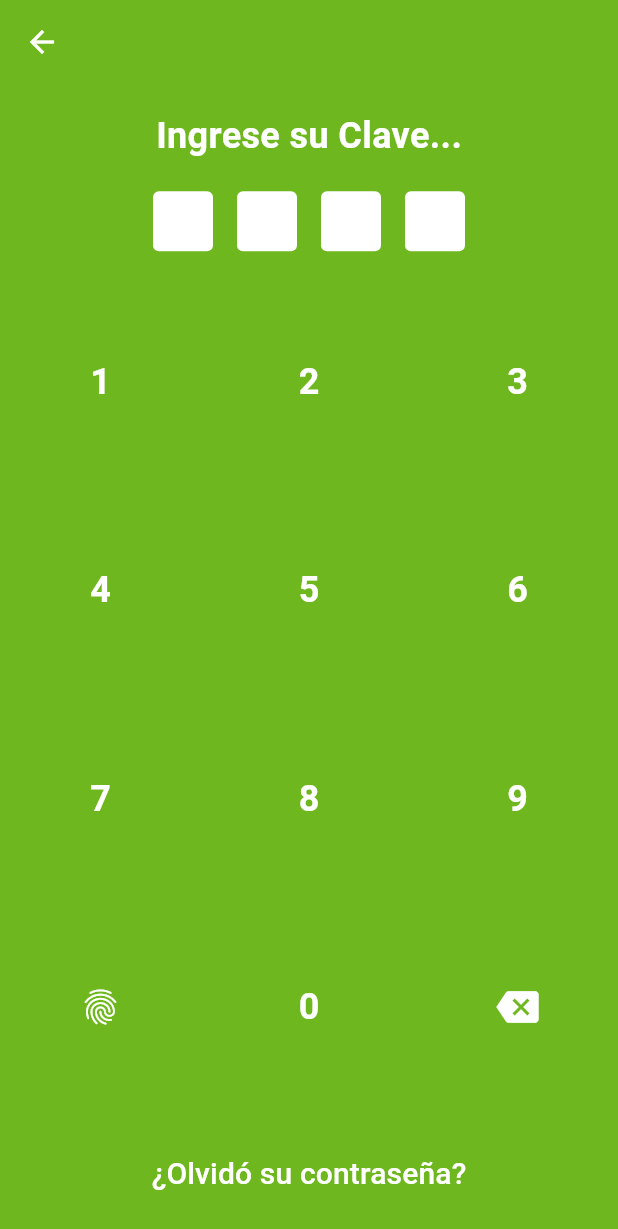
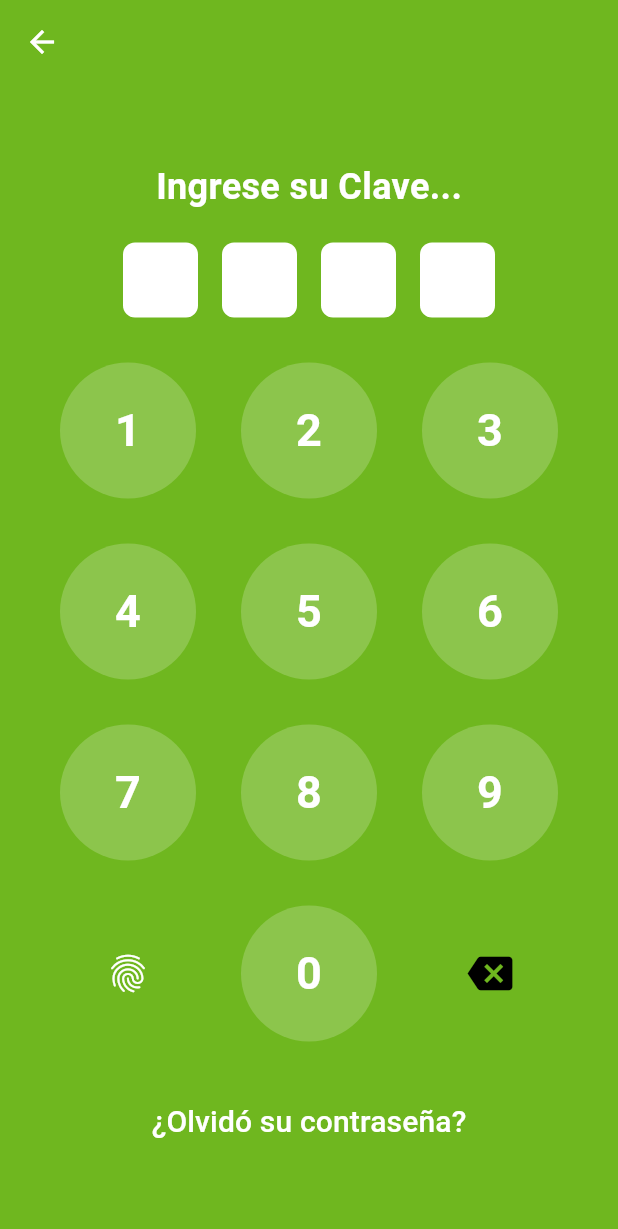
Before and after one commit to JulianArias-Dev/finanpro, a Flutter app: the screen it shows after launch, after a tap on "Ingresar", on a phone screen of 412 x 824 dp. Shown: the top 1229 px of the screen. Run offline on Flutter 3.47's test engine with Material 3 defaults, Android fonts, the phone set to English and light mode, and no system bars; our stand-ins replace get, local_auth.

Commit message:
change login and authentication

```diff
--- a/lib/views/login_screen.dart
+++ b/lib/views/login_screen.dart
@@ -1,5 +1,6 @@
 import 'package:flutter/material.dart';
 import 'package:get/get.dart';
+import 'package:local_auth/local_auth.dart'; // Para autenticación biométrica
 import 'home_screen.dart';
 
 class LoginScreen extends StatefulWidget {
@@ -11,6 +12,21 @@ class LoginScreen extends StatefulWidget {
 
 class _LoginScreenState extends State<LoginScreen> {
   String pin = "";
+  final LocalAuthentication auth = LocalAuthentication();
+
+  Future<void> _authenticate() async {
+    try {
+      bool authenticated = await auth.authenticate(
+        localizedReason: "Escanea tu huella para ingresar",
+        options: const AuthenticationOptions(biometricOnly: true),
+      );
+      if (authenticated) {
+        Get.to(() => const HomeScreen());
+      }
+    } catch (e) {
+      print("Error en autenticación biométrica: $e");
+    }
+  }
 
   void _onKeyPressed(String value) {
     if (value == "backspace") {
@@ -19,13 +35,14 @@ class _LoginScreenState extends State<LoginScreen> {
           pin = pin.substring(0, pin.length - 1);
         }
       });
+    } else if (value == "fingerprint") {
+      _authenticate();
     } else {
       if (pin.length < 4) {
         setState(() {
           pin += value;
         });
         if (pin.length == 4) {
-          // Navegar a HomeScreen cuando el PIN tenga 4 dígitos
           Get.to(() => const HomeScreen());
         }
       }
@@ -35,21 +52,29 @@ class _LoginScreenState extends State<LoginScreen> {
   Widget _buildKeypadButton(String value) {
     return GestureDetector(
       onTap: () => _onKeyPressed(value),
-      child: Container(
-        width: 40,
-        height: 40,
+      child: AnimatedContainer(
+        duration: const Duration(milliseconds: 100),
+        width: 10,
+        height: 10,
+        margin: EdgeInsets.all(10),
         alignment: Alignment.center,
-        /* decoration: BoxDecoration(color: Colors.white, shape: BoxShape.circle), */
+        decoration: BoxDecoration(
+          color:
+              value == "backspace" || value == "fingerprint"
+                  ? Colors.transparent
+                  : Colors.white.withOpacity(0.2),
+          shape: BoxShape.circle,
+        ),
         child:
             value == "backspace"
-                ? const Icon(Icons.backspace, size: 28, color: Colors.white)
+                ? const Icon(Icons.backspace, size: 30, color: Colors.black)
                 : value == "fingerprint"
-                ? const Icon(Icons.fingerprint, size: 28, color: Colors.white)
+                ? const Icon(Icons.fingerprint, size: 30, color: Colors.white)
                 : Text(
                   value,
                   style: const TextStyle(
                     color: Colors.white,
-                    fontSize: 24,
+                    fontSize: 30,
                     fontWeight: FontWeight.bold,
                   ),
                 ),
@@ -86,27 +111,31 @@ class _LoginScreenState extends State<LoginScreen> {
             children: List.generate(4, (index) {
               return Container(
                 margin: const EdgeInsets.symmetric(horizontal: 8),
-                width: 40,
-                height: 40,
+                width: 50,
+                height: 50,
                 decoration: BoxDecoration(
                   color: Colors.white,
-                  borderRadius: BorderRadius.circular(4),
+                  borderRadius: BorderRadius.circular(8),
                 ),
                 child: Center(
                   child: Text(
                     index < pin.length ? "●" : "",
-                    style: const TextStyle(fontSize: 24),
+                    style: const TextStyle(fontSize: 32, color: Colors.black),
                   ),
                 ),
               );
             }),
           ),
           const SizedBox(height: 20),
-          GridView.count(
+          Padding(
+            padding: const EdgeInsets.symmetric(
+              horizontal: 30,
+            ), // Ajusta el margen lateral
+            child: GridView.count(
               shrinkWrap: true,
               crossAxisCount: 3,
-            mainAxisSpacing: 5,
-            crossAxisSpacing: 5,
+              mainAxisSpacing: 10,
+              crossAxisSpacing: 10,
               children: [
                 for (var i = 1; i <= 9; i++) _buildKeypadButton(i.toString()),
                 _buildKeypadButton("fingerprint"),
@@ -114,11 +143,10 @@ class _LoginScreenState extends State<LoginScreen> {
                 _buildKeypadButton("backspace"),
               ],
             ),
+          ),
           const SizedBox(height: 20),
           TextButton(
-            onPressed: () {
-              // Acción al olvidar la clave
-            },
+            onPressed: () {},
             child: const Text(
               "¿Olvidó su contraseña?",
               style: TextStyle(color: Colors.white, fontSize: 20),
--- a/pubspec.yaml
+++ b/pubspec.yaml
@@ -35,7 +35,7 @@ dependencies:
   # The following adds the Cupertino Icons font to your application.
   # Use with the CupertinoIcons class for iOS style icons.
   cupertino_icons: ^1.0.8
-
+  local_auth: ^2.1.7
 dev_dependencies:
   flutter_test:
     sdk: flutter
```
Also changed, not shown: pubspec.lock, 5 other files. Lines whose indentation alone changed are shown as unchanged.
